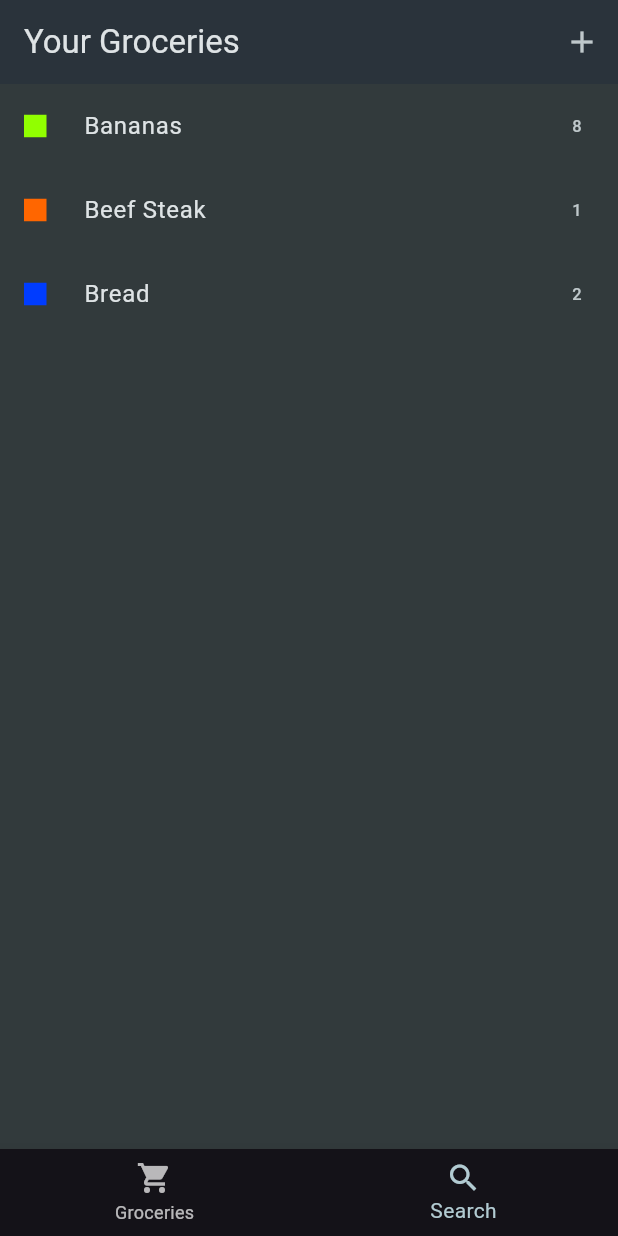
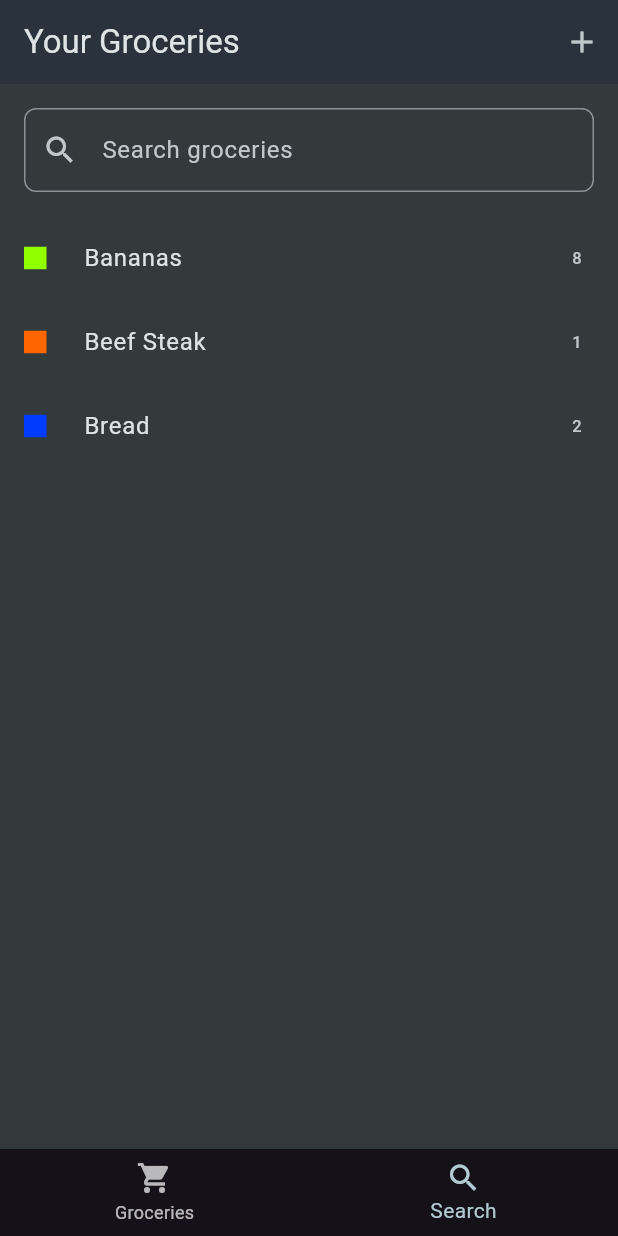
Before and after one commit to SoutPanhavon168/W13-QUIZ, a Flutter app: the screen it shows after launch, item 2 of the bottom bar chosen, on a phone screen of 412 x 824 dp. Run offline on Flutter 3.47's test engine with Material 3 defaults, Android fonts, the phone set to English and light mode, and no system bars.

Commit message:
intial commit

```diff
--- a/w13_quiz/lib/ui/groceries/grocery_list.dart
+++ b/w13_quiz/lib/ui/groceries/grocery_list.dart
@@ -11,7 +11,8 @@ class GroceryList extends StatefulWidget {
 }
 
 class _GroceryListState extends State<GroceryList> {
-  int _selectedIndex = 0;
+  int _currentIndex = 0;
+  String _searchQuery = '';
 
   void onCreate() async {
     Grocery? newGrocery = await Navigator.push<Grocery>(
@@ -26,50 +27,65 @@ class _GroceryListState extends State<GroceryList> {
   }
 
   List<Grocery> _getFilteredItems() {
+    if (_searchQuery.isEmpty) {
       return dummyGroceryItems
           .where((item) => item.name.toLowerCase().startsWith('b'))
+          .toList();
+    }
+    return dummyGroceryItems
+        .where(
+          (item) =>
+              item.name.toLowerCase().startsWith(_searchQuery.toLowerCase()),
+        )
         .toList();
   }
 
   @override
   Widget build(BuildContext context) {
-    // CHANGED: Build content based on selected tab
-    Widget content;
-
-    if (_selectedIndex == 0) {
-      if (dummyGroceryItems.isEmpty) {
-        content = const Center(child: Text('no item add yet'));
-      } else {
-        content = ListView.builder(
+    final groceryListView = dummyGroceryItems.isEmpty
+        ? const Center(child: Text('No items added yet.'))
+        : ListView.builder(
             itemCount: dummyGroceryItems.length,
             itemBuilder: (context, index) =>
                 GroceryTile(grocery: dummyGroceryItems[index]),
           );
-      }
-    } else {
-      List<Grocery> filteredItems = _getFilteredItems();
-      if (filteredItems.isEmpty) {
-        content = const Center(child: Text('no item start with b'));
-      } else {
-        content = ListView.builder(
-          itemCount: filteredItems.length,
-          itemBuilder: (context, index) =>
-              GroceryTile(grocery: filteredItems[index]),
+    final searchView = Column(
+      children: [
+        Padding(
+          padding: const EdgeInsets.all(16.0),
+          child: TextField(
+            decoration: InputDecoration(
+              labelText: 'Search groceries',
+              prefixIcon: const Icon(Icons.search),
+              border: OutlineInputBorder(
+                borderRadius: BorderRadius.circular(8.0),
+              ),
+            ),
+            onChanged: (value) {
+              setState(() {
+                _searchQuery = value;
+              });
+            },
+          ),
+        ),
+        Expanded(child: _buildFilteredList()),
+      ],
     );
-      }
-    }
 
     return Scaffold(
       appBar: AppBar(
         title: const Text('Your Groceries'),
         actions: [IconButton(onPressed: onCreate, icon: const Icon(Icons.add))],
       ),
-      body: content,
+      body: IndexedStack(
+        index: _currentIndex,
+        children: [groceryListView, searchView],
+      ),
       bottomNavigationBar: BottomNavigationBar(
-        currentIndex: _selectedIndex,
+        currentIndex: _currentIndex,
         onTap: (index) {
           setState(() {
-            _selectedIndex = index;
+            _currentIndex = index;
           });
         },
         items: const [
@@ -80,6 +96,26 @@ class _GroceryListState extends State<GroceryList> {
           BottomNavigationBarItem(icon: Icon(Icons.search), label: 'Search'),
         ],
       ),
+    );
+  }
+
+  Widget _buildFilteredList() {
+    final filteredItems = _getFilteredItems();
+
+    if (filteredItems.isEmpty) {
+      return Center(
+        child: Text(
+          _searchQuery.isEmpty
+              ? 'No items starting with "B".'
+              : 'No items found for "$_searchQuery"',
+        ),
+      );
+    }
+
+    return ListView.builder(
+      itemCount: filteredItems.length,
+      itemBuilder: (context, index) =>
+          GroceryTile(grocery: filteredItems[index]),
     );
   }
 }
```
Lines whose indentation alone changed are shown as unchanged.
